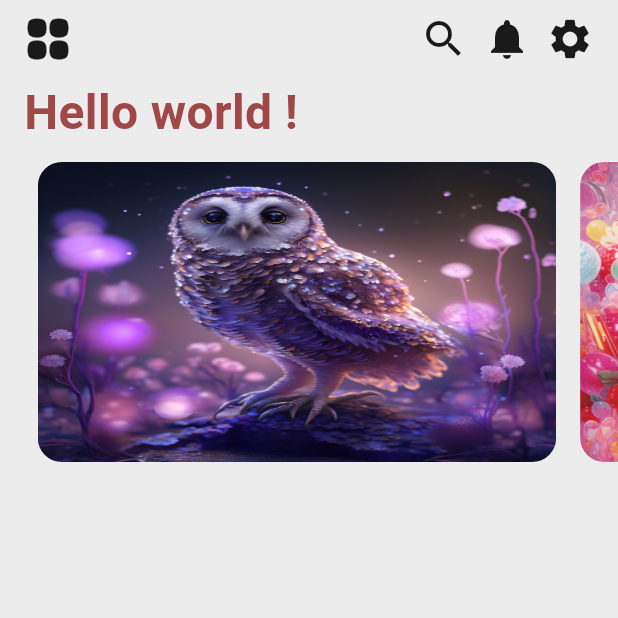
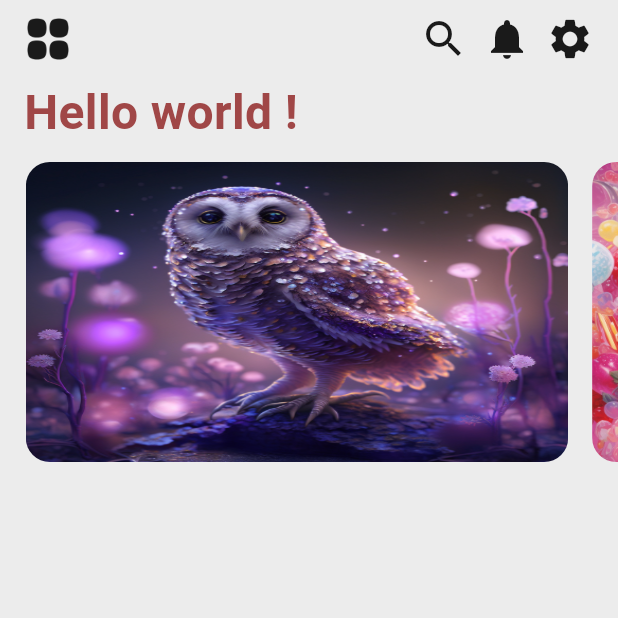
Before and after one commit to mohamedsidry/ebook_audio_player, a Flutter app: the screen it shows after launch, on a phone screen of 412 x 824 dp, the top half of it. Run offline on Flutter 3.47's test engine with Material 3 defaults, Android fonts, the phone set to English and light mode, and no system bars.

Commit message:
small modifications

```diff
--- a/lib/app_header.dart
+++ b/lib/app_header.dart
@@ -1,4 +1,3 @@
-import 'package:ebook_audio_player/config/ui/app_colors.dart';
 import 'package:flutter/material.dart';
 
 class TextHeader extends StatelessWidget {
--- a/lib/image_slider.dart
+++ b/lib/image_slider.dart
@@ -14,16 +14,15 @@ class ImageSlider extends StatelessWidget {
 
   @override
   Widget build(BuildContext context) {
-    return Container(
+    return SizedBox(
       height: 200,
       child: Stack(children: <Widget>[
         Positioned(
-          left: -20,
+          left: -30,
           top: 0,
-          right: -20,
+          right: -30,
           bottom: 0,
-          child: Container(
-              padding: const EdgeInsets.all(0),
+          child: SizedBox(
               height: 200,
               child: PageView.builder(
                 controller: PageController(viewportFraction: 0.8),
```
